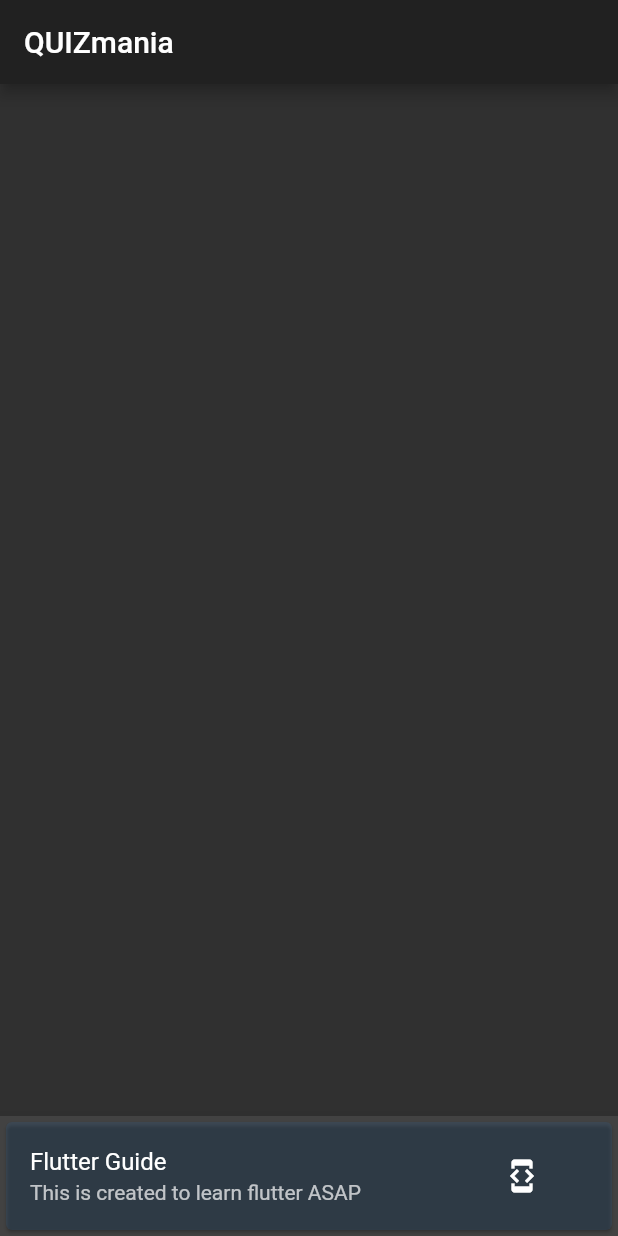
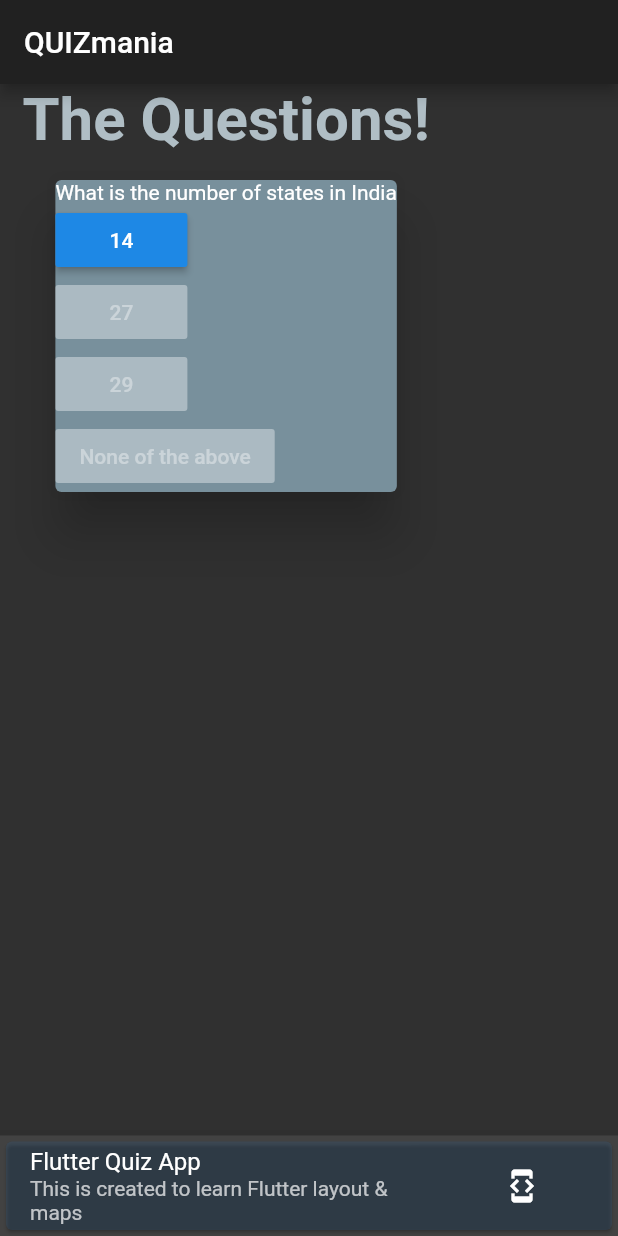
Before and after one commit to MiKr13/Flutter-Guide, a Flutter app: the screen it shows after launch, on a phone screen of 412 x 824 dp. Run offline on Flutter 3.47's test engine with Material 2 defaults, Android fonts, the phone set to English and light mode, and no system bars; our stand-ins replace vibration.

Commit message:
Basic Quiz App with Question change on Click, not performant

```diff
--- a/lib/main.dart
+++ b/lib/main.dart
@@ -7,8 +7,30 @@ import 'package:vibration/vibration.dart';
 
 void main() => runApp(MyApp());
 
-class MyApp extends StatelessWidget {
-  // This widget is the root of your application.
+class MyApp extends StatefulWidget {
+  @override
+  _MyAppState createState() => _MyAppState();
+}
+
+class _MyAppState extends State<MyApp> {
+  final List<String> questions = [
+    "What is the number of states in India",
+    "Which is the first state to be formed on the basis of language?",
+    "Which state was divided into Maharashtra and Gujarat in 1960?",
+    "Which city was the summer capital of India during British Rule?"
+  ];
+
+  var _index = 0;
+  void _changeQuestion() {
+    setState(() {
+      if (_index == questions.length - 1) {
+        _index = 0;
+      } else {
+        _index++;
+      }
+    });
+  }
+
   @override
   Widget build(BuildContext context) {
     // build() returns a so-called "widget tree" which tells Flutter what to draw onto the screen
@@ -29,7 +51,53 @@ class MyApp extends StatelessWidget {
         appBar: AppBar(
           title: Text('QUIZmania'),
         ),
-        body: Column(),
+        body: Column(
+          mainAxisSize: MainAxisSize.max,
+          crossAxisAlignment: CrossAxisAlignment.center,
+          children: <Widget>[
+            Container(
+              padding: EdgeInsets.fromLTRB(10, 5, 10, 5),
+              margin: EdgeInsets.fromLTRB(5, 0, 5, 10),
+              child: RichText(
+                text: TextSpan(
+                  text: 'The Questions!',
+                  style: TextStyle(
+                    fontSize: 40.0,
+                    fontWeight: FontWeight.w600,
+                    color: Colors.blueGrey[200],
+                    height: 1.0,
+                  ),
+                ),
+              ),
+            ),
+            Card(
+              elevation: 15.0,
+              color: Colors.blueGrey[400],
+              child: Column(
+                crossAxisAlignment: CrossAxisAlignment.start,
+                children: <Widget>[
+                  Text(questions[_index]),
+                  RaisedButton(
+                    child: Text('14'),
+                    onPressed: _changeQuestion,
+                  ),
+                  RaisedButton(
+                    child: Text('27'),
+                    onPressed: null,
+                  ),
+                  RaisedButton(
+                    child: Text('29'),
+                    onPressed: null,
+                  ),
+                  RaisedButton(
+                    child: Text('None of the above'),
+                    onPressed: null,
+                  ),
+                ],
+              ),
+            ),
+          ],
+        ),
         bottomNavigationBar: BottomAppBar(
           clipBehavior: Clip.none,
           child: MyFooter(),
@@ -114,8 +182,8 @@ class MyFooter extends StatelessWidget {
               //     Navigator.of(context).pop();
               //   },
               // ),
-              title: Text('Flutter Guide'),
-              subtitle: Text('This is created to learn flutter ASAP'),
+              title: Text('Flutter Quiz App'),
+              subtitle: Text('This is created to learn Flutter layout & maps'),
               // trailing: Icon(Icons.code),
               trailing: FlatButton(
                 child: Icon(Icons.developer_mode),
```
